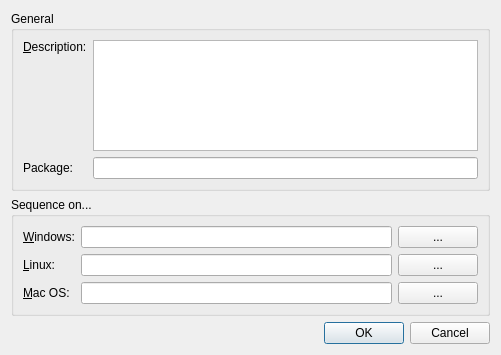
This is src/grauchy/src/grauchy/hotkeydialog.ui in Slesa/Trinity as Qt 5 draws it before an edit. The edited form follows.
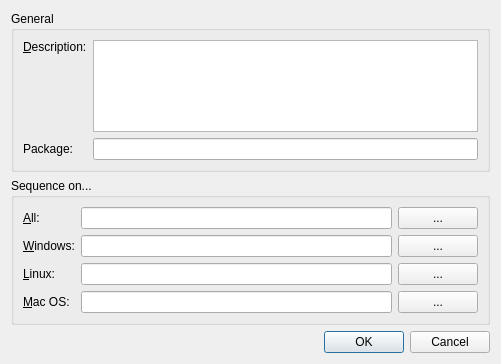
This is the edited form.

What changed in the file:
```diff
--- a/src/grauchy/src/grauchy/hotkeydialog.ui
+++ b/src/grauchy/src/grauchy/hotkeydialog.ui
@@ -7,7 +7,7 @@
     <x>0</x>
     <y>0</y>
     <width>501</width>
-    <height>355</height>
+    <height>364</height>
    </rect>
   </property>
   <property name="windowTitle">
@@ -57,6 +57,9 @@
         <property name="toolTip">
          <string>&lt;html&gt;&lt;head/&gt;&lt;body&gt;&lt;p&gt;Enter a list of &lt;span style=&quot; font-weight:600;&quot;&gt;tag&lt;/span&gt; words, separated by comma.&lt;/p&gt;&lt;/body&gt;&lt;/html&gt;</string>
         </property>
+        <property name="readOnly">
+         <bool>true</bool>
+        </property>
        </widget>
       </item>
      </layout>
@@ -69,6 +72,26 @@
      </property>
      <layout class="QGridLayout" name="gridLayout_2">
       <item row="0" column="0">
+       <widget class="QLabel" name="labelAllSequence">
+        <property name="text">
+         <string>&amp;All:</string>
+        </property>
+        <property name="buddy">
+         <cstring>lineAllSequence</cstring>
+        </property>
+       </widget>
+      </item>
+      <item row="0" column="1">
+       <widget class="QLineEdit" name="lineAllSequence"/>
+      </item>
+      <item row="0" column="2">
+       <widget class="QPushButton" name="buttonAllSequence">
+        <property name="text">
+         <string>...</string>
+        </property>
+       </widget>
+      </item>
+      <item row="1" column="0">
        <widget class="QLabel" name="labelWinSequence">
         <property name="text">
          <string>&amp;Windows:</string>
@@ -78,17 +101,17 @@
         </property>
        </widget>
       </item>
-      <item row="0" column="1">
+      <item row="1" column="1">
        <widget class="QLineEdit" name="lineWinSequence"/>
       </item>
-      <item row="0" column="2">
+      <item row="1" column="2">
        <widget class="QPushButton" name="buttonWinSequence">
         <property name="text">
          <string>...</string>
         </property>
        </widget>
       </item>
-      <item row="1" column="0">
+      <item row="2" column="0">
        <widget class="QLabel" name="LinSequence">
         <property name="text">
          <string>&amp;Linux:</string>
@@ -98,17 +121,17 @@
         </property>
        </widget>
       </item>
-      <item row="1" column="1">
+      <item row="2" column="1">
        <widget class="QLineEdit" name="lineLinSequence"/>
       </item>
-      <item row="1" column="2">
+      <item row="2" column="2">
        <widget class="QPushButton" name="buttonLinSequence">
         <property name="text">
          <string>...</string>
         </property>
        </widget>
       </item>
-      <item row="2" column="0">
+      <item row="3" column="0">
        <widget class="QLabel" name="labelMacSequence">
         <property name="text">
          <string>&amp;Mac OS:</string>
@@ -118,10 +141,10 @@
         </property>
        </widget>
       </item>
-      <item row="2" column="1">
+      <item row="3" column="1">
        <widget class="QLineEdit" name="lineMacSequence"/>
       </item>
-      <item row="2" column="2">
+      <item row="3" column="2">
        <widget class="QPushButton" name="buttonMacSequence">
         <property name="text">
          <string>...</string>
```
Left out of the diff: 12 changed lines with no effect on the pictures.
